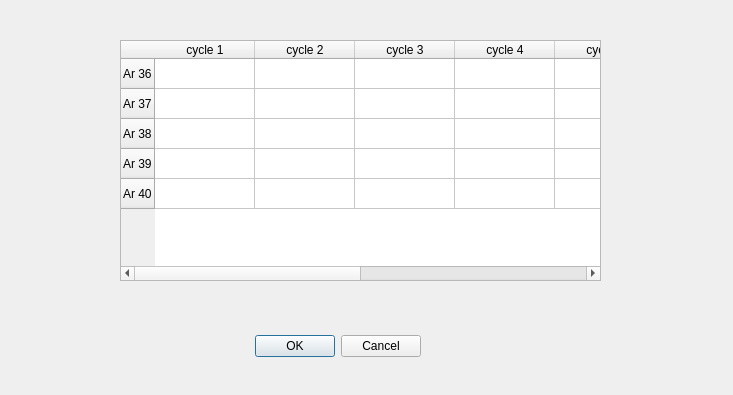
Before: the Qt Designer form UI/ReselectDialog.ui in AndrewLiu0725/pyADR, drawn with Qt 5.
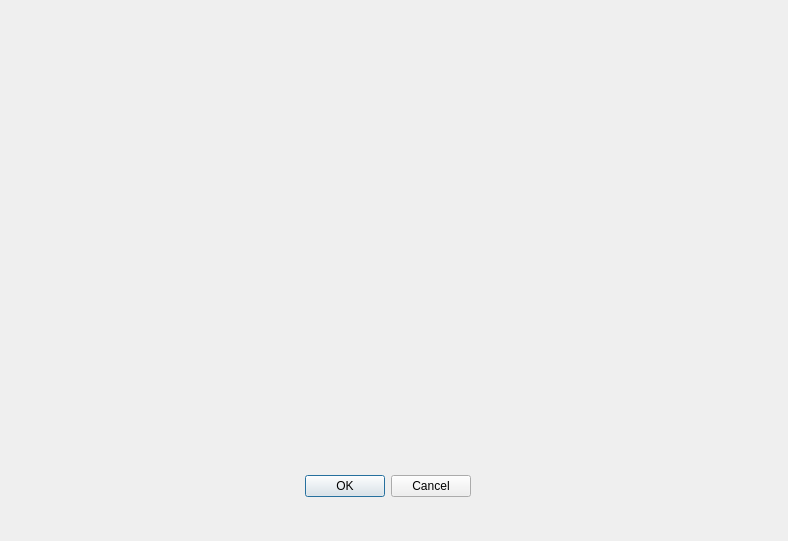
After: the same form once the commit is applied.

Commit message: add parameter setting button on the home page and modify the parameter setting table

The edit to the form file:
```diff
--- a/UI/ReselectDialog.ui
+++ b/UI/ReselectDialog.ui
@@ -6,8 +6,8 @@
    <rect>
     <x>0</x>
     <y>0</y>
-    <width>733</width>
-    <height>395</height>
+    <width>788</width>
+    <height>541</height>
    </rect>
   </property>
   <property name="windowTitle">
@@ -16,9 +16,9 @@
   <widget class="QDialogButtonBox" name="buttonBox">
    <property name="geometry">
     <rect>
-     <x>80</x>
-     <y>330</y>
-     <width>341</width>
+     <x>300</x>
+     <y>470</y>
+     <width>171</width>
      <height>32</height>
     </rect>
    </property>
@@ -29,81 +29,6 @@
     <set>QDialogButtonBox::Cancel|QDialogButtonBox::Ok</set>
    </property>
   </widget>
-  <widget class="QTableWidget" name="tableWidget">
-   <property name="geometry">
-    <rect>
-     <x>120</x>
-     <y>40</y>
-     <width>481</width>
-     <height>241</height>
-    </rect>
-   </property>
-   <row>
-    <property name="text">
-     <string>Ar 36</string>
-    </property>
-   </row>
-   <row>
-    <property name="text">
-     <string>Ar 37</string>
-    </property>
-   </row>
-   <row>
-    <property name="text">
-     <string>Ar 38</string>
-    </property>
-   </row>
-   <row>
-    <property name="text">
-     <string>Ar 39</string>
-    </property>
-   </row>
-   <row>
-    <property name="text">
-     <string>Ar 40</string>
-    </property>
-   </row>
-   <column>
-    <property name="text">
-     <string>cycle 1</string>
-    </property>
-   </column>
-   <column>
-    <property name="text">
-     <string>cycle 2</string>
-    </property>
-   </column>
-   <column>
-    <property name="text">
-     <string>cycle 3</string>
-    </property>
-   </column>
-   <column>
-    <property name="text">
-     <string>cycle 4</string>
-    </property>
-   </column>
-   <column>
-    <property name="text">
-     <string>cycle 5</string>
-    </property>
-   </column>
-   <column>
-    <property name="text">
-     <string>cycle 6</string>
-    </property>
-   </column>
-   <column>
-    <property name="text">
-     <string>cycle 7</string>
-    </property>
-   </column>
-   <column>
-    <property name="text">
-     <string>cycle 8</string>
-    </property>
-   </column>
-  </widget>
  </widget>
  <resources/>
  <connections>
```
The commit also changes 19 other files.
